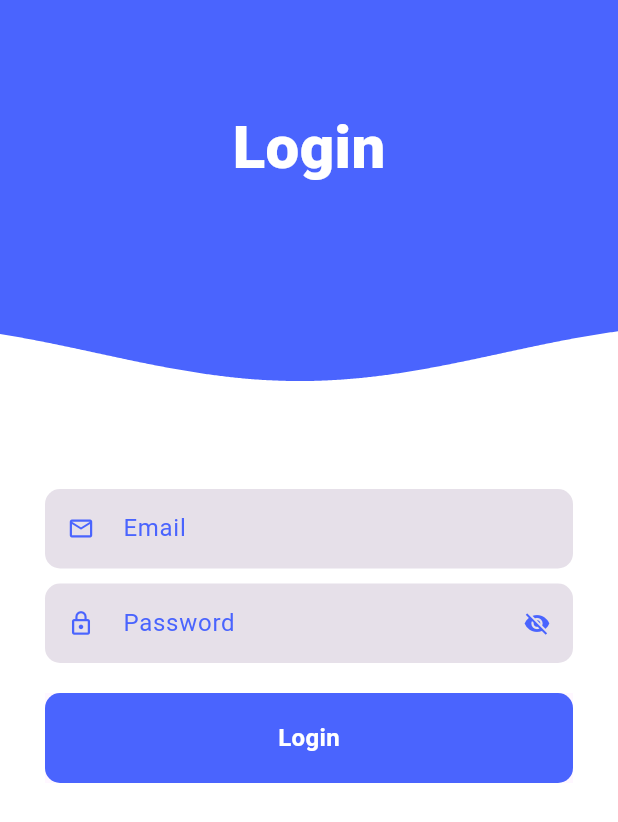
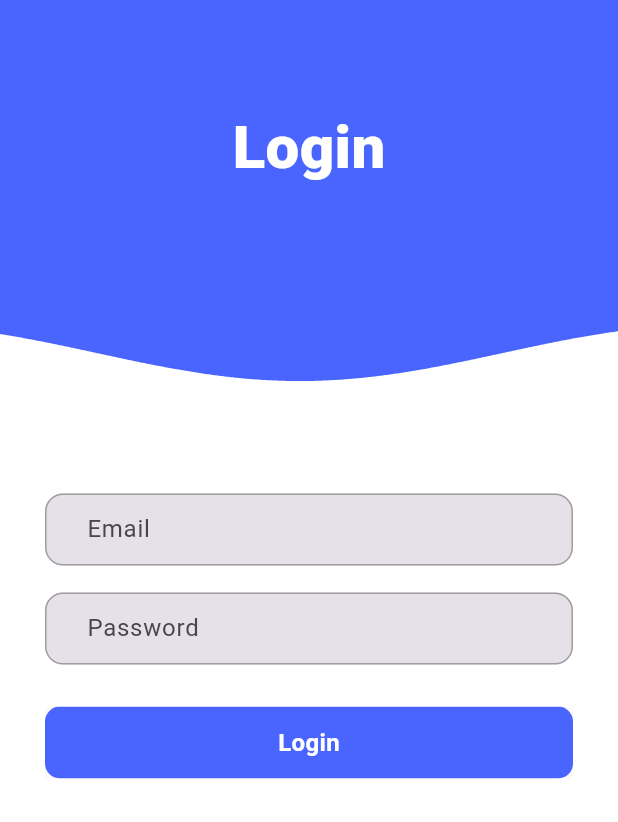
Before and after one commit to alaa556677/swan, a Flutter app: the screen it shows after launch, on a phone screen of 412 x 824 dp. Shown: the top 822 px of the screen. Run offline on Flutter 3.47's test engine with Material 3 defaults, Android fonts, the phone set to English and light mode, and no system bars; our stand-ins replace bloc, conditional_builder_null_safety, dartz, dio, easy_localization, equatable and 4 more; accounts and stored records are empty.

Commit message:
no message

```diff
--- /dev/null
+++ b/lib/core/app_constatnts/bloc_observer.dart
@@ -0,0 +1,28 @@
+import 'package:flutter_bloc/flutter_bloc.dart';
+
+class MyBlocObserver extends BlocObserver {
+
+  @override
+  void onCreate (BlocBase bloc) {
+    super.onCreate(bloc);
+    print ('onCreate -- ${bloc.runtimeType}');
+  }
+
+  @override
+  void onChange (BlocBase bloc, Change change) {
+    super.onChange(bloc, change);
+    print ('onChange -- ${bloc.runtimeType}, $change');
+  }
+
+  @override
+  void onError (BlocBase bloc, Object error, StackTrace stackTrace) {
+    print ('onError -- ${bloc.runtimeType}, $error');
+    super.onError (bloc, error, stackTrace);
+  }
+
+  @override
+  void onClose (BlocBase bloc) { // what happens when the bloc close
+    super.onClose (bloc);
+    print ('onClose -- ${bloc.runtimeType}');
+  }
+}
--- a/lib/core/widgets/button_widget.dart
+++ b/lib/core/widgets/button_widget.dart
@@ -31,7 +31,7 @@ class ButtonWidget extends StatelessWidget {
           onTap: onTap,
           borderRadius: BorderRadius.circular(10),
           child: SizedBox(
-            height: 60.0,
+            height: 48.0,
             child: Center(
               child: Text(
                 title,
--- a/lib/core/widgets/textfield_widget.dart
+++ b/lib/core/widgets/textfield_widget.dart
@@ -1,71 +1,102 @@
 import 'package:flutter/material.dart';
-import 'package:provider/provider.dart';
+import 'package:flutter_screenutil/flutter_screenutil.dart';
+import 'package:swan/core/app_constatnts/global.dart';
 
-import '../app_constatnts/global.dart';
-import '../app_constatnts/home_model.dart';
+class CustomTextFormField extends StatelessWidget {
+  const CustomTextFormField({
+    required this.label,
+    required this.controller,
+    super.key,
+    this.validator,
+    this.keyboardType,
+    this.onChange,
+    this.isEnabled,
+    this.onFieldSubmitted,
+    this.errorState = false,
+    this.focusNode,
+    this.fillColor,
+    this.isPasswordVisible = false,
+    this.suffix,
+    this.onPressedSuffix
+  });
 
-class TextFieldWidget extends StatelessWidget {
-  final String hintText;
-  final IconData prefixIconData;
-  final IconData? suffixIconData;
-  final bool obscureText;
-  final dynamic onChanged;
+  final String label;
   final TextEditingController controller;
   final String? Function(String?)? validator;
-
-  const TextFieldWidget({super.key,
-    required this.hintText,
-    required this.prefixIconData,
-    this.suffixIconData,
-    required this.obscureText,
-    this.onChanged,
-    required this.controller,
-    this.validator
-  });
+  final TextInputType? keyboardType;
+  final Function(String)? onChange;
+  final Function(String)? onFieldSubmitted;
+  final bool? isEnabled;
+  final bool? errorState;
+  final FocusNode? focusNode;
+  final Color? fillColor;
+  final bool isPasswordVisible;
+  final IconData? suffix;
+  final void Function()? onPressedSuffix;
 
   @override
   Widget build(BuildContext context) {
-    final model = Provider.of<HomeModel>(context);
-
     return TextFormField(
-      onChanged: onChanged,
-      obscureText: obscureText,
-      cursorColor: Global.mediumBlue,
+      obscureText: isPasswordVisible,
+      onChanged: onChange,
+      onFieldSubmitted: onFieldSubmitted,
       validator: validator,
       controller: controller,
+      keyboardType: keyboardType,
+      enabled: isEnabled,
       style: const TextStyle(
-        color: Global.mediumBlue,
-        fontSize: 14.0,
+        color: Global.mediumBlue
       ),
       decoration: InputDecoration(
-        labelStyle: TextStyle(color: Global.mediumBlue),
-        focusColor: Global.mediumBlue,
+        hintStyle: const TextStyle(
+          color: Colors.grey,
+          fontSize: 14
+        ),
         filled: true,
-        enabledBorder: UnderlineInputBorder(
-          borderRadius: BorderRadius.circular(10),
-          borderSide: BorderSide.none,
+        contentPadding: const EdgeInsetsDirectional.symmetric(horizontal: 24, vertical: 12),
+        helperStyle: TextStyle(height: .3.h,),
+        helperText: "",
+        errorStyle: Theme.of(context).textTheme.labelSmall!.copyWith(
+            color: Colors.red,
+            height: 1
+        ),
+        suffixIcon: suffix != null ? Padding(
+          padding: EdgeInsetsDirectional.symmetric(horizontal: 15.w),
+          child: IconButton(
+            onPressed: onPressedSuffix,
+            icon: Icon(isPasswordVisible ? Icons.visibility_off_outlined : Icons.visibility_outlined),
+            iconSize: 20,
+            color: Colors.grey,
+            autofocus: false,
+            focusNode: FocusNode(
+                canRequestFocus: false, descendantsAreFocusable: false),
+          ),
+        ) : const SizedBox.shrink(),
+        floatingLabelStyle: const TextStyle(fontSize: 18),
+        label: Text(
+          label,
+          style: TextStyle(
+            fontSize: 14.sp
+          ),
+        ),
+        enabledBorder: OutlineInputBorder(
+            borderRadius: BorderRadius.circular(12),
+            borderSide: const BorderSide(
+              color: Colors.grey,
+            )
         ),
         focusedBorder: OutlineInputBorder(
-          borderRadius: BorderRadius.circular(10),
-          borderSide: BorderSide(color: Global.mediumBlue),
-        ),
-        labelText: hintText,
-        prefixIcon: Icon(
-          prefixIconData,
-          size: 18,
-          color: Global.mediumBlue,
-        ),
-        suffixIcon: GestureDetector(
-          onTap: () {
-            model.isVisible = !model.isVisible;
-          },
-          child: Icon(
-            suffixIconData,
-            size: 18,
-            color: Global.mediumBlue,
-          ),
-        ),
-      ),
+            borderRadius: BorderRadius.circular(12.r),
+            borderSide: const BorderSide(color:Global.mediumBlue)),
+        disabledBorder: OutlineInputBorder(
+            borderRadius: BorderRadius.circular(12.r),
+            borderSide: const BorderSide(color: Colors.grey)),
+        focusedErrorBorder: OutlineInputBorder(
+            borderRadius: BorderRadius.circular(12.r),
+            borderSide: const BorderSide(color: Colors.red)) ,
+        errorBorder: OutlineInputBorder(
+            borderRadius: BorderRadius.circular(12.r),
+            borderSide: const BorderSide(color: Colors.red))),
     );
   }
 }
--- a/lib/features/auth/presentation/cubit/auth_cubit.dart
+++ b/lib/features/auth/presentation/cubit/auth_cubit.dart
@@ -25,6 +25,7 @@ class AuthCubit extends Cubit<AuthStates>{
         userModel = login.data;
         emit(LoginSuccess(login));
       } else {
+
         emit(LoginError());
       }
     });
--- a/lib/features/auth/presentation/pages/login_screen.dart
+++ b/lib/features/auth/presentation/pages/login_screen.dart
@@ -1,3 +1,4 @@
+import 'package:conditional_builder_null_safety/conditional_builder_null_safety.dart';
 import 'package:flutter/material.dart';
 import 'package:flutter/services.dart';
 import 'package:flutter_bloc/flutter_bloc.dart';
@@ -34,7 +35,11 @@ class _LoginScreenState extends State<LoginScreen> {
       listener: (context, state){
         if(state is LoginSuccess){
           customShowSnackBar(isError: false, message: "Login Successfully");
-        } else if (state is LoginSuccess){
+          emailController.clear();
+          passwordController.clear();
+        } else if (state is LoginError){
+          emailController.clear();
+          passwordController.clear();
           customShowSnackBar(isError: true, message: "Login Error");
         }
       },
@@ -89,13 +94,10 @@ class _LoginScreenState extends State<LoginScreen> {
                 mainAxisAlignment: MainAxisAlignment.center,
                 children: <Widget>[
                   const SizedBox(height: 24,),
-                  TextFieldWidget(
-                    hintText: 'Email',
+                  CustomTextFormField(
                     controller: emailController,
-                    obscureText: false,
-                    prefixIconData: Icons.mail_outline,
-                    suffixIconData: model.isValid ? Icons.check : null,
-                    onChanged: (value) {
+
+                    onChange: (value) {
                       model.isValidEmail(value);
                     },
                     validator: (value){
@@ -104,24 +106,22 @@ class _LoginScreenState extends State<LoginScreen> {
                       }
                       return null;
                     },
+                    label: 'Email',
                   ),
                   const SizedBox(
                     height: 10.0,
                   ),
-                  TextFieldWidget(
-                    hintText: 'Password',
+                  CustomTextFormField(
+                    label: 'Password',
+                    isPasswordVisible: true,
                     controller: passwordController,
-                    obscureText: model.isVisible ? false : true,
-                    prefixIconData: Icons.lock_outline,
+                    // obscureText: model.isVisible ? false : true,
                     validator: (value){
                       if(value!.isEmpty){
                         return "required";
                       }
                       return null;
                     },
-                    suffixIconData: model.isVisible
-                        ? Icons.visibility
-                        : Icons.visibility_off,
                   ),
                   // const SizedBox(
                   //   height: 10.0,
@@ -135,7 +135,9 @@ class _LoginScreenState extends State<LoginScreen> {
                   const SizedBox(
                     height: 20.0,
                   ),
-                  ButtonWidget(
+                  ConditionalBuilder(
+                    condition: state is !LoginLoading,
+                    builder: (context) => ButtonWidget(
                       title: 'Login',
                       hasBorder: false,
                       onTap: (){
@@ -144,6 +146,9 @@ class _LoginScreenState extends State<LoginScreen> {
                         }
                       },
                     ),
+                    fallback: (context) => const Center(child: CircularProgressIndicator(),)
+                  ),
+
                   // const SizedBox(
                   //   height: 10.0,
                   // ),
--- a/lib/main.dart
+++ b/lib/main.dart
@@ -4,6 +4,7 @@ import 'package:flutter_bloc/flutter_bloc.dart';
 import 'package:flutter_screenutil/flutter_screenutil.dart';
 import 'package:provider/provider.dart';
 
+import 'core/app_constatnts/bloc_observer.dart';
 import 'core/app_constatnts/home_model.dart';
 import 'core/app_constatnts/routes.dart';
 import 'core/network/cache_helper.dart';
@@ -18,6 +19,7 @@ void main() async {
   await CacheHelper.init();
   DioHelper.init();
   di.setup();
+  Bloc.observer = MyBlocObserver();
   runApp(const MyApp());
 }
 
```
Lines whose indentation alone changed are shown as unchanged.
